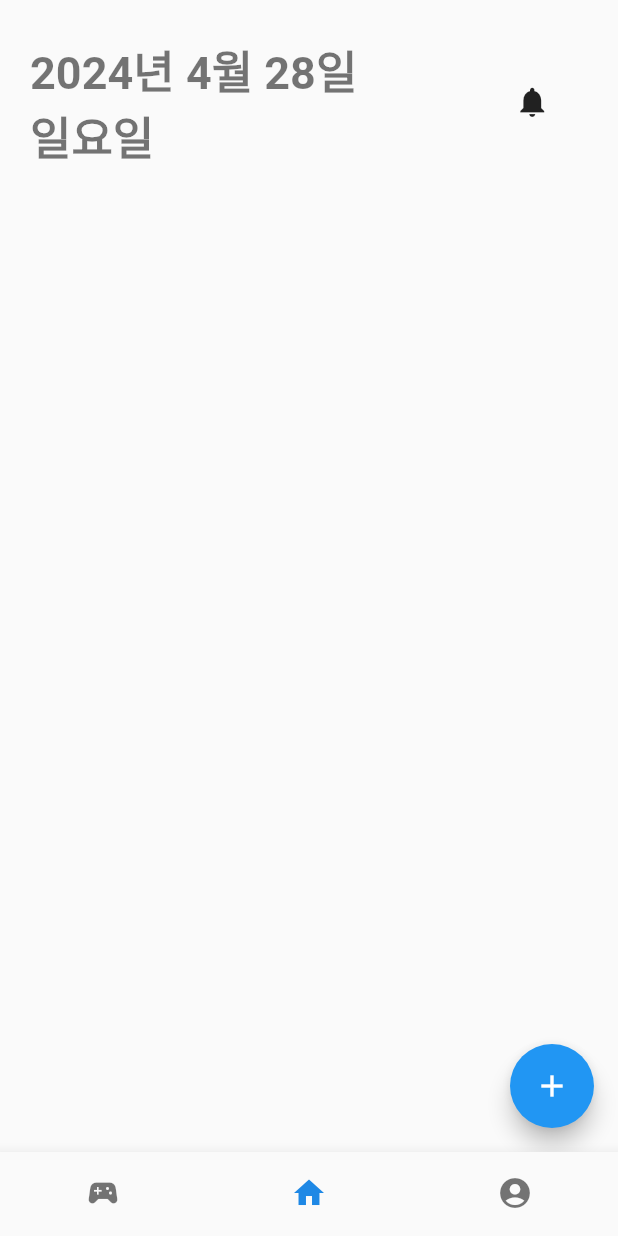
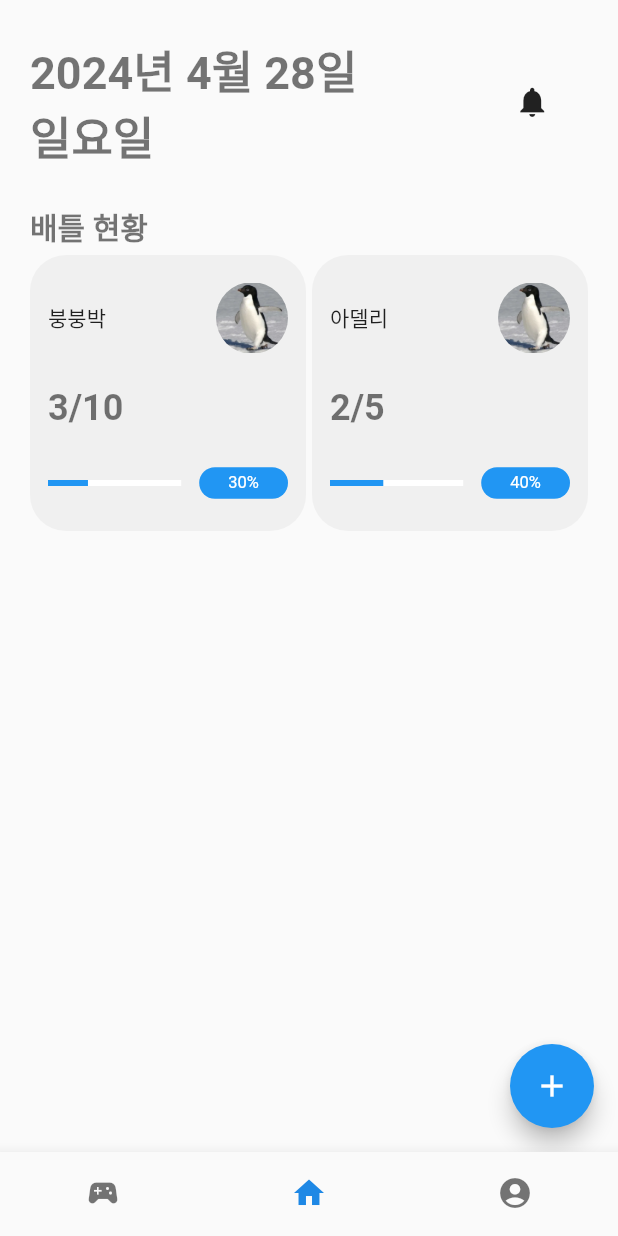
Before and after one commit to jungspin/flutter-todododo, a Flutter app: the screen it shows after launch, on a phone screen of 412 x 824 dp. Run offline on Flutter 3.47's test engine with Material 2 defaults, Android fonts, the phone set to English and light mode, and no system bars; Roboto replaces fonts that are missing (Pretendard).

Commit message:
배틀 현황 위젯 완료

```diff
--- a/lib/main.dart
+++ b/lib/main.dart
@@ -27,8 +27,8 @@ class TodoDodo extends StatelessWidget {
         textTheme: const TextTheme(
           bodyText1: TextStyle(fontSize: 14, fontFamily: 'Pretendard', fontWeight: FontWeight.w200),
           headline1: TextStyle(fontSize: 30, fontWeight: FontWeight.w600),
-          headline2: TextStyle(fontSize: 24, fontWeight: FontWeight.w500),
-          headline3: TextStyle(fontSize: 20, fontWeight: FontWeight.w500),
+          headline2: TextStyle(fontSize: 24, fontWeight: FontWeight.w600),
+          headline3: TextStyle(fontSize: 20, fontWeight: FontWeight.w600),
         ),
         primarySwatch: Colors.blue,
         splashColor: Colors.transparent, // 물결 효과를 없애기 위함
--- /dev/null
+++ b/lib/model/user_sample.dart
@@ -0,0 +1,9 @@
+class UserSample {
+  String nickname = "";
+  String userImageUrl = "";
+  int totalTodo = 0;
+  int completedTodo = 0;
+
+  UserSample(this.nickname, this.userImageUrl, this.totalTodo, this.completedTodo);
+
+}
--- a/lib/pages/home_page.dart
+++ b/lib/pages/home_page.dart
@@ -1,4 +1,6 @@
 import 'package:flutter/material.dart';
+import 'package:todo_dodo/model/user_sample.dart';
+import 'package:todo_dodo/widgets/battle_status.dart';
 
 class HomePage extends StatefulWidget {
   const HomePage({super.key});
@@ -8,11 +10,11 @@ class HomePage extends StatefulWidget {
 }
 
 class _HomePage extends State<HomePage> {
+  // BottomSheetDialog로 올라오는 게 더 좋을 것 같오
   void showTodoDialog() {
     showDialog<String>(
         context: context,
-        builder: (BuildContext context) =>
-            Dialog(
+        builder: (BuildContext context) => Dialog(
               child: Padding(
                 padding: const EdgeInsets.all(8.0),
                 child: Column(
@@ -48,10 +50,10 @@ class _HomePage extends State<HomePage> {
     DateTime today = DateTime.now();
     String weekday = "";
     switch (today.weekday) {
-      case DateTime.monday :
+      case DateTime.monday:
         weekday = "월요일";
         break;
-      case DateTime.tuesday :
+      case DateTime.tuesday:
         weekday = "화요일";
         break;
       case DateTime.wednesday:
@@ -77,23 +79,20 @@ class _HomePage extends State<HomePage> {
   Widget build(BuildContext context) {
     return Scaffold(
       body: SafeArea(
-        child: Column(
-          mainAxisAlignment: MainAxisAlignment.start,
-          children: [
-            Padding(
-              padding: const EdgeInsets.only(
-                  left: 20, right: 20, top: 24, bottom: 4),
-              child: Row(
+        child: Container(
+          padding:
+              const EdgeInsets.only(left: 20, right: 20, top: 24, bottom: 4),
+          child: Column(
+            mainAxisAlignment: MainAxisAlignment.start,
+            children: [
+              Row(
                 mainAxisAlignment: MainAxisAlignment.spaceBetween,
                 mainAxisSize: MainAxisSize.max,
                 children: [
                   Expanded(
                     flex: 8,
                     child: Text(getCurrentDate(),
-                        style: Theme
-                            .of(context)
-                            .textTheme
-                            .headline1),
+                        style: Theme.of(context).textTheme.headline1),
                   ),
                   const Expanded(
                     flex: 2,
@@ -101,8 +100,34 @@ class _HomePage extends State<HomePage> {
                   )
                 ],
               ),
-            )
-          ],
+              SizedBox(height: 24,),
+              Container(
+                width: double.infinity, // 가로 꽉 차도록
+                  child: Text('배틀 현황',
+                      style: Theme.of(context).textTheme.headline3,
+                      textAlign: TextAlign.start)),
+              SizedBox(height: 4,),
+              Row(
+                children: [
+                  Expanded(
+                      flex: 5,
+                      child: BattleStatus(
+                        userSample: UserSample(
+                            '붕붕박', 'assets/images/adeliae.png', 10, 3),
+                      )),
+                  const SizedBox(
+                    width: 4,
+                  ),
+                  Expanded(
+                      flex: 5,
+                      child: BattleStatus(
+                        userSample: UserSample(
+                            '아델리', 'assets/images/adeliae.png', 5, 2),
+                      )),
+                ],
+              ),
+            ],
+          ),
         ),
       ),
       floatingActionButton: FloatingActionButton(
--- /dev/null
+++ b/lib/widgets/battle_status.dart
@@ -0,0 +1,114 @@
+import 'package:flutter/material.dart';
+import 'package:todo_dodo/model/user_sample.dart';
+
+class BattleStatus extends StatefulWidget {
+  const BattleStatus({super.key, required this.userSample});
+
+  final UserSample userSample;
+
+  @override
+  State<StatefulWidget> createState() => _BattleStatus();
+}
+
+class _BattleStatus extends State<BattleStatus> {
+  int getPercentage(int total, int completed) {
+    return (completed * 100 / total).round();
+  }
+
+  double getPercent(int total, int completed) {
+    return completed / total;
+  }
+
+  @override
+  Widget build(BuildContext context) {
+    return AspectRatio(
+      aspectRatio: 1.0, // 1:1 비율로 설정
+      child: Container(
+        padding: const EdgeInsets.all(12.0),
+        decoration: BoxDecoration(
+            color: Color(0xffF0F0F0),
+            borderRadius: BorderRadius.all(Radius.circular(24.0))),
+        child: Column(
+          children: [
+            Expanded(
+              flex: 3,
+              child: Row(
+                children: [
+                  Expanded(
+                      flex: 7, child: Text('${widget.userSample.nickname}')),
+                  Expanded(
+                      flex: 3,
+                      child: AspectRatio(
+                        aspectRatio: 1.0,
+                        child: ClipRRect(
+                          borderRadius: BorderRadius.circular(24.0),
+                          child: Image.asset(
+                            '${widget.userSample.userImageUrl}',
+                            fit: BoxFit.fitWidth,
+                          ),
+                        ),
+                      )),
+                ],
+              ),
+            ),
+            Expanded(
+              flex: 3,
+              child: Row(
+                children: [
+                  Text(
+                    '${widget.userSample.completedTodo}',
+                    style: Theme.of(context).textTheme.headline2,
+                  ),
+                  Text(
+                    '/',
+                    style: Theme.of(context).textTheme.headline2,
+                  ),
+                  Text(
+                    '${widget.userSample.totalTodo}',
+                    style: Theme.of(context).textTheme.headline2,
+                  ),
+                ],
+              ),
+            ),
+            Expanded(
+              flex: 2,
+              child: Row(
+                children: [
+                  Expanded(
+                    flex: 6,
+                    child: LinearProgressIndicator(
+                      value: getPercent(widget.userSample.totalTodo,
+                          widget.userSample.completedTodo),
+                      // between 0.0 and 1.0.
+                      backgroundColor: Colors.white,
+                    ),
+                  ),
+                  const SizedBox(
+                    width: 12,
+                  ),
+                  Expanded(
+                      flex: 4,
+                      child: Container(
+                        decoration: BoxDecoration(
+                            color: Colors.blue,
+                            borderRadius:
+                                BorderRadius.all(Radius.circular(24.0))),
+                        child: Padding(
+                          padding: const EdgeInsets.symmetric(
+                              horizontal: 6, vertical: 4),
+                          child: Text(
+                            '${getPercentage(widget.userSample.totalTodo, widget.userSample.completedTodo)}%',
+                            style: TextStyle(color: Colors.white, fontSize: 11),
+                            textAlign: TextAlign.center,
+                          ),
+                        ),
+                      ))
+                ],
+              ),
+            )
+          ],
+        ),
+      ),
+    );
+  }
+}
--- a/pubspec.yaml
+++ b/pubspec.yaml
@@ -69,6 +69,8 @@ flutter:
         - asset: assets/fonts/Pretendard-SemiBold.otf
           weight: 600
 
+  assets:
+    - assets/images/adeliae.png
 
   # To add assets to your application, add an assets section, like this:
   # assets:
```
Also changed, not shown: assets/images/adeliae.png (added).
